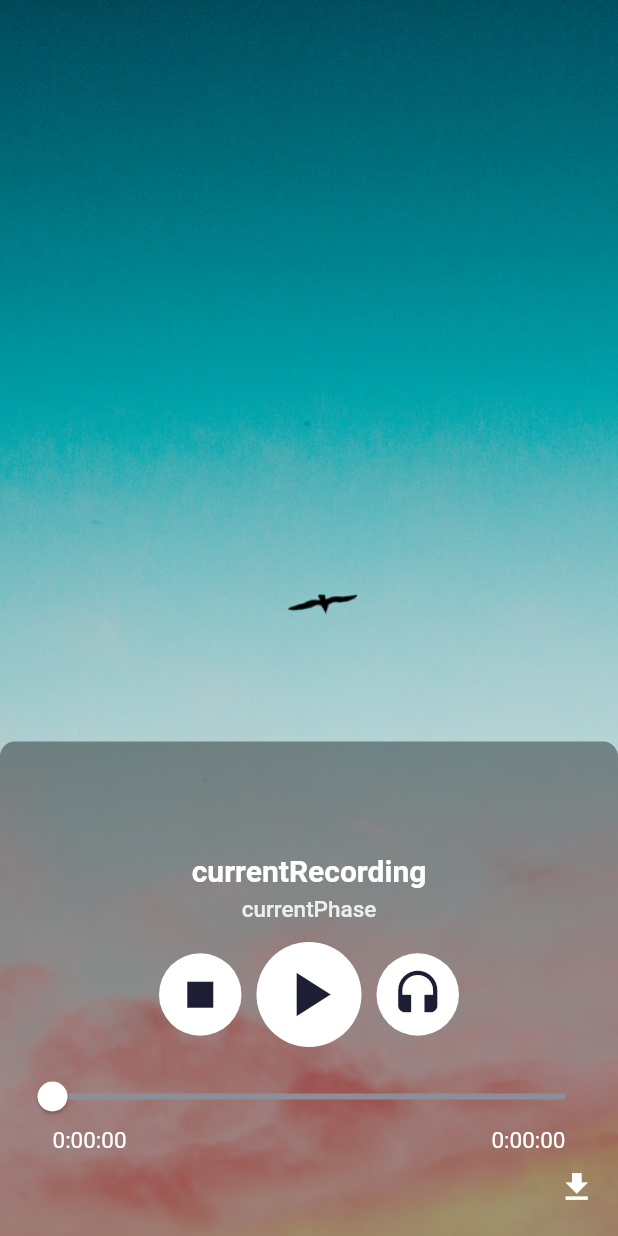
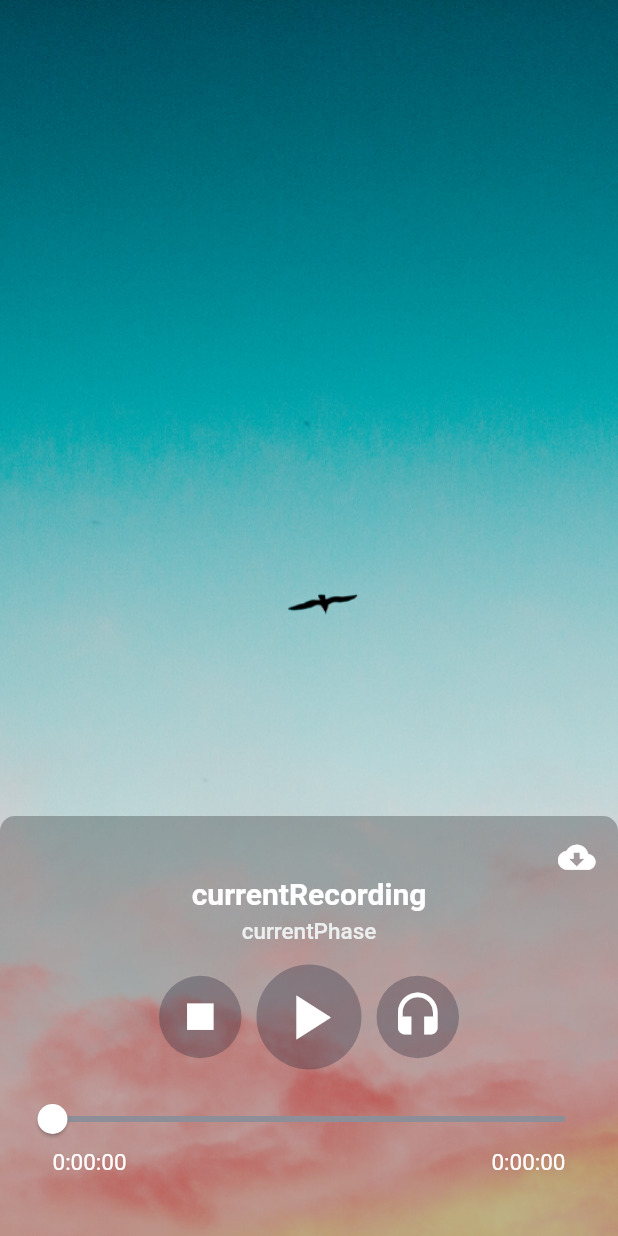
Before and after one commit to ManuelaGar/musicality, a Flutter app: the screen it shows after launch, on a phone screen of 412 x 824 dp. Run offline on Flutter 3.47's test engine with Material 2 defaults, Android fonts, the phone set to English and light mode, and no system bars; our stand-ins replace audio_service; missing offline and left inert: audioplayer, audioplayer_web.

Commit message:
Format duration indicators

```diff
--- a/lib/components/play_pause_icon.dart
+++ b/lib/components/play_pause_icon.dart
@@ -24,12 +24,12 @@ class PlayPauseIconButton extends StatelessWidget {
             margin: EdgeInsets.fromLTRB(5, 3, 5, 3),
             decoration: BoxDecoration(
               shape: BoxShape.circle,
-              color: Colors.white,
+              color: Color(0xFF1D1E33).withOpacity(0.3),
             ),
             child: Icon(
               icon,
               size: iconSize,
-              color: Color(0xFF1D1E33),
+              color: Colors.white,
             ),
           ),
         ],
--- a/lib/play_audio_screen.dart
+++ b/lib/play_audio_screen.dart
@@ -12,7 +12,8 @@ import 'components/play_pause_icon.dart';
 typedef void OnError(Exception exception);
 
 const kUrl =
-    "https://www.mediacollege.com/downloads/sound-effects/nature/forest/rainforest-ambient.mp3";
+    'https://s3.amazonaws.com/scifri-episodes/scifri20181123-episode.mp3';
+//const kUrl = "https://www.mediacollege.com/downloads/sound-effects/nature/forest/rainforest-ambient.mp3";
 
 enum PlayerState { stopped, playing, paused }
 
@@ -155,6 +156,8 @@ class _AudioPlayingWidgetState extends State<AudioPlayingWidget> {
 
   @override
   Widget build(BuildContext context) {
+    print(
+        '=== Slider value: ${position?.inMilliseconds?.toDouble() ?? 0.0} ===');
     return Scaffold(
       body: Container(
         decoration: BoxDecoration(
@@ -165,10 +168,10 @@ class _AudioPlayingWidgetState extends State<AudioPlayingWidget> {
         ),
         alignment: Alignment.bottomCenter,
         child: Container(
-          padding: EdgeInsets.fromLTRB(15.0, 10.0, 15.0, 20.0),
-          height: MediaQuery.of(context).copyWith().size.height * 0.4,
+          padding: EdgeInsets.fromLTRB(15.0, 0.0, 15.0, 40.0),
+          height: 280.0,
           decoration: BoxDecoration(
-            color: Colors.black38,
+            color: Colors.black26,
             borderRadius: BorderRadius.only(
               topLeft: Radius.circular(10.0),
               topRight: Radius.circular(10.0),
@@ -177,6 +180,26 @@ class _AudioPlayingWidgetState extends State<AudioPlayingWidget> {
           child: Column(
             mainAxisAlignment: MainAxisAlignment.end,
             children: [
+              Container(
+                padding: EdgeInsets.only(top: 10.0),
+                alignment: Alignment.centerRight,
+                child: GestureDetector(
+                  onTap: isDownloaded
+                      ? null
+                      : () {
+                          _loadFile();
+                          setState(() {
+                            downloadEnabled = false;
+                          });
+                        },
+                  child: Icon(
+                    isDownloaded ? Icons.check : Icons.cloud_download,
+                    color:
+                        downloadEnabled ? activeIconColor : inactiveIconColor,
+                    size: 25.0,
+                  ),
+                ),
+              ),
               Text(
                 'currentRecording',
                 textAlign: TextAlign.center,
@@ -245,29 +268,10 @@ class _AudioPlayingWidgetState extends State<AudioPlayingWidget> {
                 ),
               ),
               DurationIndicators(
-                  position: position,
-                  positionText: positionText,
-                  duration: duration,
-                  durationText: durationText),
-              Container(
-                padding: EdgeInsets.only(top: 10.0),
-                alignment: Alignment.centerRight,
-                child: GestureDetector(
-                  onTap: isDownloaded
-                      ? null
-                      : () {
-                          _loadFile();
-                          setState(() {
-                            downloadEnabled = false;
-                          });
-                        },
-                  child: Icon(
-                    isDownloaded ? Icons.check : Icons.file_download,
-                    color:
-                        downloadEnabled ? activeIconColor : inactiveIconColor,
-                    size: 25.0,
-                  ),
-                ),
+                position: position,
+                positionText: positionText,
+                duration: duration,
+                durationText: durationText,
               ),
             ],
           ),
```
Also changed, not shown: lib/components/duration_indicators.dart (+35 -0 lines), 1 other file.
